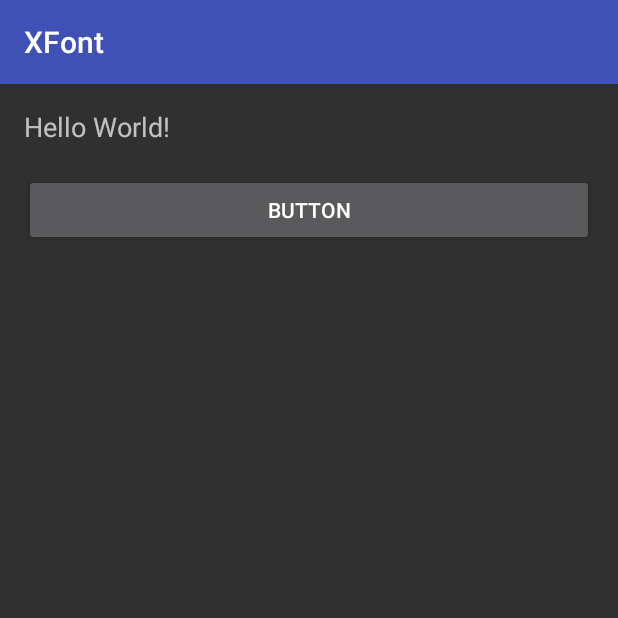
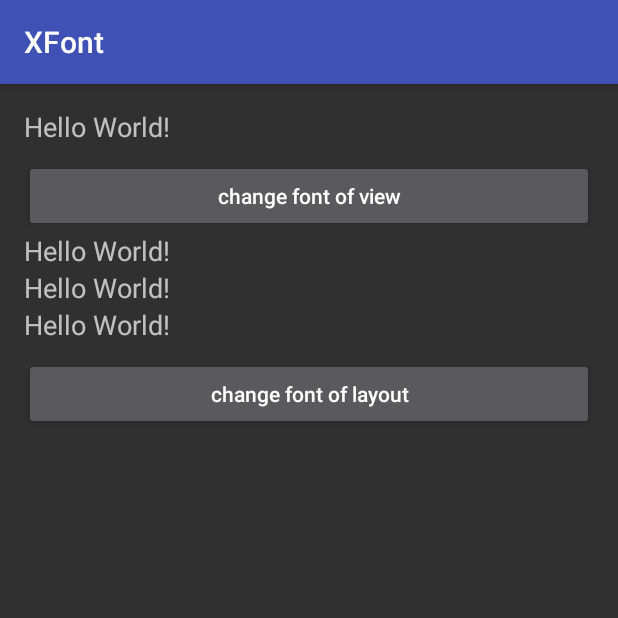
Before and after one commit to mengxn/XFont, an Android app: the screen it shows after launch (MainActivity), on a phone screen of 412 x 824 dp, the top half of it. Run offline under Robolectric (Android 15) with nearby library versions, the phone set to English and light mode, and no system bars.

Commit message:
modify demo

```diff
--- a/app/src/main/java/me/codego/xfont/MainActivity.java
+++ b/app/src/main/java/me/codego/xfont/MainActivity.java
@@ -4,11 +4,13 @@ import android.graphics.Typeface;
 import android.os.Bundle;
 import android.support.v7.app.AppCompatActivity;
 import android.view.View;
+import android.widget.LinearLayout;
 import android.widget.TextView;
 
 public class MainActivity extends AppCompatActivity {
 
     private TextView mTextView;
+    private LinearLayout mTextLayout;
 
     @Override
     protected void onCreate(Bundle savedInstanceState) {
@@ -16,10 +18,15 @@ public class MainActivity extends AppCompatActivity {
         setContentView(R.layout.activity_main);
 
         mTextView = (TextView) findViewById(R.id.textView);
+        mTextLayout = (LinearLayout) findViewById(R.id.text_layout);
 
     }
 
     public void change(View view) {
-        XFont.from(Typeface.MONOSPACE).to(mTextView);
+        XFont.from(Typeface.MONOSPACE).into(mTextView);
+    }
+
+    public void changeLayout(View view) {
+        XFont.from(Typeface.MONOSPACE).into(mTextLayout);
     }
 }
--- a/app/src/main/res/layout/activity_main.xml
+++ b/app/src/main/res/layout/activity_main.xml
@@ -11,22 +11,58 @@
     tools:context="me.codego.xfont.MainActivity">
 
     <TextView
+        android:id="@+id/textView"
         android:layout_width="wrap_content"
         android:layout_height="wrap_content"
         android:text="Hello World!"
-        android:id="@+id/textView"
         android:textSize="18sp" />
 
     <Button
-        android:text="Button"
+        android:id="@+id/button"
         android:layout_width="match_parent"
         android:layout_height="wrap_content"
-        android:layout_marginTop="19dp"
-        android:id="@+id/button"
+        android:layout_alignParentEnd="true"
+        android:layout_alignParentLeft="true"
+        android:layout_alignParentRight="true"
+        android:layout_alignParentStart="true"
         android:layout_below="@+id/textView"
-        android:layout_alignParentLeft="true"
-        android:layout_alignParentStart="true"
-        android:layout_alignParentRight="true"
-        android:layout_alignParentEnd="true"
-        android:onClick="change" />
+        android:layout_marginTop="10dp"
+        android:onClick="change"
+        android:textAllCaps="false"
+        android:text="change font of view" />
+
+    <LinearLayout
+        android:layout_below="@+id/button"
+        android:id="@+id/text_layout"
+        android:layout_width="match_parent"
+        android:layout_height="wrap_content"
+        android:orientation="vertical">
+
+        <TextView
+            android:layout_width="wrap_content"
+            android:layout_height="wrap_content"
+            android:text="Hello World!"
+            android:textSize="18sp" />
+
+        <TextView
+            android:layout_width="wrap_content"
+            android:layout_height="wrap_content"
+            android:text="Hello World!"
+            android:textSize="18sp" />
+
+        <TextView
+            android:layout_width="wrap_content"
+            android:layout_height="wrap_content"
+            android:text="Hello World!"
+            android:textSize="18sp" />
+
+        <Button
+            android:layout_width="match_parent"
+            android:layout_height="wrap_content"
+            android:layout_marginTop="10dp"
+            android:onClick="changeLayout"
+            android:textAllCaps="false"
+            android:text="change font of layout" />
+
+    </LinearLayout>
 </RelativeLayout>
```
Also changed, not shown: app/src/main/java/me/codego/xfont/XFont.java (+9 -9 lines).
